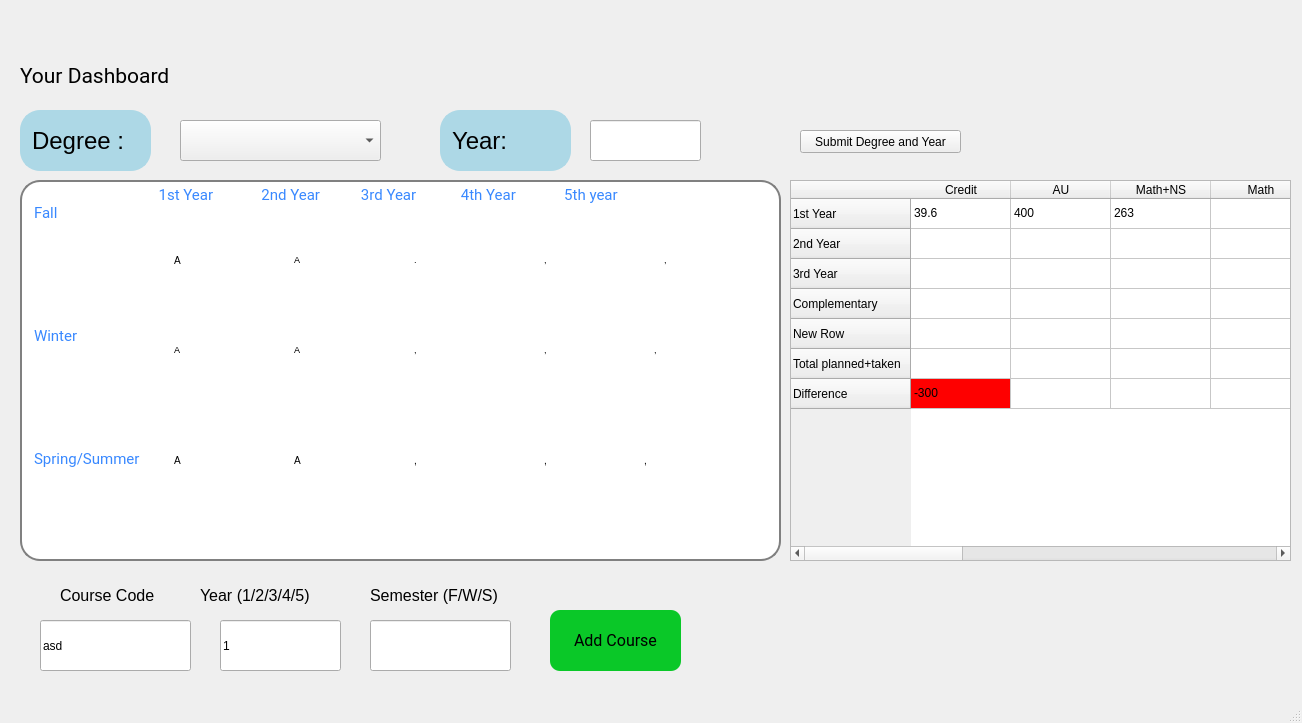
Above: 320projectGUI/dashboard.ui from jesslelu/320GroupProject before the change. Below: the same form after it.
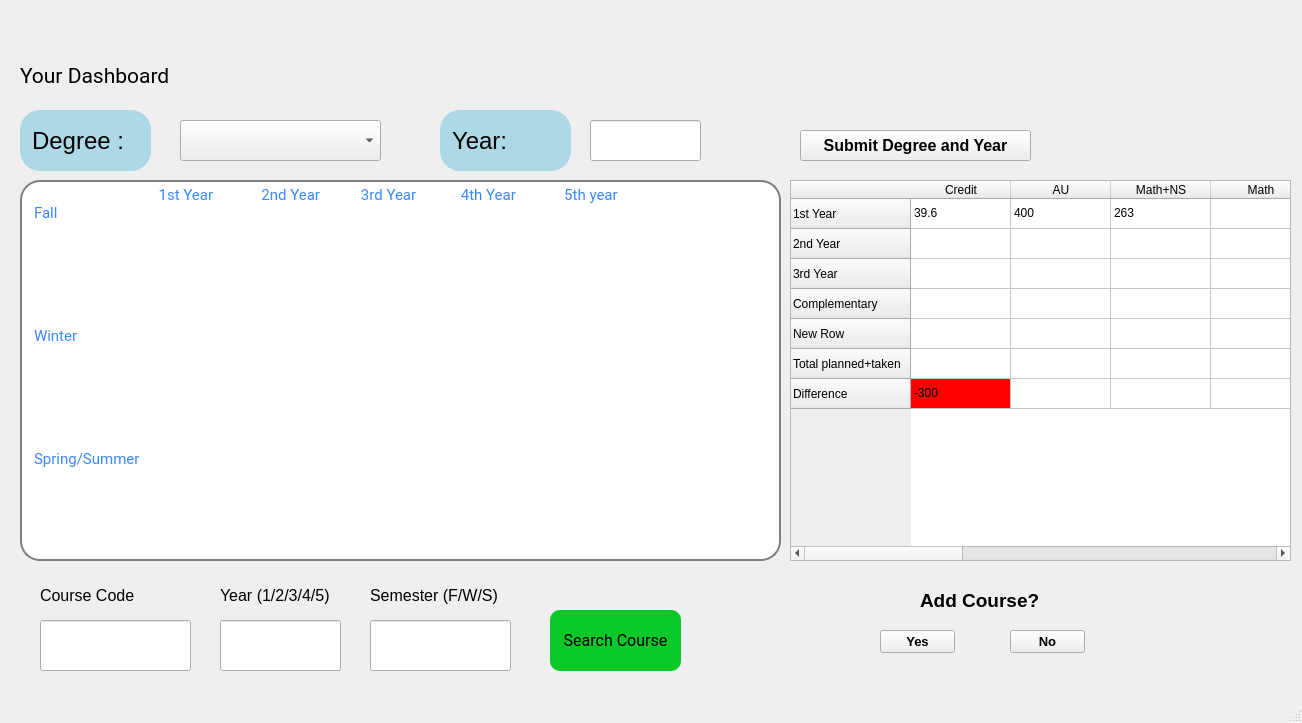
That is the form after the change.

Commit message: Update GUI with new functionality

Diff of the .ui file:
```diff
--- a/320projectGUI/dashboard.ui
+++ b/320projectGUI/dashboard.ui
@@ -106,7 +106,7 @@
 &lt;html&gt;&lt;head&gt;&lt;meta name=&quot;qrichtext&quot; content=&quot;1&quot; /&gt;&lt;style type=&quot;text/css&quot;&gt;
 p, li { white-space: pre-wrap; }
 &lt;/style&gt;&lt;/head&gt;&lt;body style=&quot; font-family:'MS Shell Dlg 2'; font-size:8.25pt; font-weight:400; font-style:normal;&quot;&gt;
-&lt;p style=&quot; margin-top:0px; margin-bottom:0px; margin-left:0px; margin-right:0px; -qt-block-indent:0; text-indent:0px;&quot;&gt;&lt;span style=&quot; font-size:7pt;&quot;&gt;,&lt;/span&gt;&lt;/p&gt;&lt;/body&gt;&lt;/html&gt;</string>
+&lt;p style=&quot;-qt-paragraph-type:empty; margin-top:0px; margin-bottom:0px; margin-left:0px; margin-right:0px; -qt-block-indent:0; text-indent:0px;&quot;&gt;&lt;br /&gt;&lt;/p&gt;&lt;/body&gt;&lt;/html&gt;</string>
     </property>
    </widget>
    <widget class="QLabel" name="label_5">
@@ -148,7 +148,7 @@
 &lt;html&gt;&lt;head&gt;&lt;meta name=&quot;qrichtext&quot; content=&quot;1&quot; /&gt;&lt;style type=&quot;text/css&quot;&gt;
 p, li { white-space: pre-wrap; }
 &lt;/style&gt;&lt;/head&gt;&lt;body style=&quot; font-family:'MS Shell Dlg 2'; font-size:8.25pt; font-weight:400; font-style:normal;&quot;&gt;
-&lt;p style=&quot; margin-top:0px; margin-bottom:0px; margin-left:0px; margin-right:0px; -qt-block-indent:0; text-indent:0px;&quot;&gt;&lt;span style=&quot; font-size:7.8pt;&quot;&gt;A&lt;/span&gt;&lt;/p&gt;&lt;/body&gt;&lt;/html&gt;</string>
+&lt;p style=&quot;-qt-paragraph-type:empty; margin-top:0px; margin-bottom:0px; margin-left:0px; margin-right:0px; -qt-block-indent:0; text-indent:0px;&quot;&gt;&lt;br /&gt;&lt;/p&gt;&lt;/body&gt;&lt;/html&gt;</string>
     </property>
    </widget>
    <widget class="QTextBrowser" name="textBrowser_16">
@@ -172,7 +172,7 @@
 &lt;html&gt;&lt;head&gt;&lt;meta name=&quot;qrichtext&quot; content=&quot;1&quot; /&gt;&lt;style type=&quot;text/css&quot;&gt;
 p, li { white-space: pre-wrap; }
 &lt;/style&gt;&lt;/head&gt;&lt;body style=&quot; font-family:'MS Shell Dlg 2'; font-size:8.25pt; font-weight:400; font-style:normal;&quot;&gt;
-&lt;p style=&quot; margin-top:0px; margin-bottom:0px; margin-left:0px; margin-right:0px; -qt-block-indent:0; text-indent:0px;&quot;&gt;&lt;span style=&quot; font-size:7.8pt;&quot;&gt;,&lt;/span&gt;&lt;/p&gt;&lt;/body&gt;&lt;/html&gt;</string>
+&lt;p style=&quot;-qt-paragraph-type:empty; margin-top:0px; margin-bottom:0px; margin-left:0px; margin-right:0px; -qt-block-indent:0; text-indent:0px;&quot;&gt;&lt;br /&gt;&lt;/p&gt;&lt;/body&gt;&lt;/html&gt;</string>
     </property>
    </widget>
    <widget class="QTextBrowser" name="textBrowser_6">
@@ -198,7 +198,7 @@
 &lt;html&gt;&lt;head&gt;&lt;meta name=&quot;qrichtext&quot; content=&quot;1&quot; /&gt;&lt;style type=&quot;text/css&quot;&gt;
 p, li { white-space: pre-wrap; }
 &lt;/style&gt;&lt;/head&gt;&lt;body style=&quot; font-family:'MS Shell Dlg 2'; font-size:8.25pt; font-weight:400; font-style:normal;&quot;&gt;
-&lt;p style=&quot; margin-top:0px; margin-bottom:0px; margin-left:0px; margin-right:0px; -qt-block-indent:0; text-indent:0px;&quot;&gt;&lt;span style=&quot; font-size:7pt;&quot;&gt;A&lt;/span&gt;&lt;/p&gt;&lt;/body&gt;&lt;/html&gt;</string>
+&lt;p style=&quot;-qt-paragraph-type:empty; margin-top:0px; margin-bottom:0px; margin-left:0px; margin-right:0px; -qt-block-indent:0; text-indent:0px;&quot;&gt;&lt;br /&gt;&lt;/p&gt;&lt;/body&gt;&lt;/html&gt;</string>
     </property>
    </widget>
    <widget class="QTextBrowser" name="textBrowser_9">
@@ -222,7 +222,7 @@
 &lt;html&gt;&lt;head&gt;&lt;meta name=&quot;qrichtext&quot; content=&quot;1&quot; /&gt;&lt;style type=&quot;text/css&quot;&gt;
 p, li { white-space: pre-wrap; }
 &lt;/style&gt;&lt;/head&gt;&lt;body style=&quot; font-family:'MS Shell Dlg 2'; font-size:8.25pt; font-weight:400; font-style:normal;&quot;&gt;
-&lt;p style=&quot; margin-top:0px; margin-bottom:0px; margin-left:0px; margin-right:0px; -qt-block-indent:0; text-indent:0px;&quot;&gt;&lt;span style=&quot; font-size:7pt;&quot;&gt;A&lt;/span&gt;&lt;/p&gt;&lt;/body&gt;&lt;/html&gt;</string>
+&lt;p style=&quot;-qt-paragraph-type:empty; margin-top:0px; margin-bottom:0px; margin-left:0px; margin-right:0px; -qt-block-indent:0; text-indent:0px;&quot;&gt;&lt;br /&gt;&lt;/p&gt;&lt;/body&gt;&lt;/html&gt;</string>
     </property>
    </widget>
    <widget class="QTextBrowser" name="textBrowser_14">
@@ -245,7 +245,7 @@
 &lt;html&gt;&lt;head&gt;&lt;meta name=&quot;qrichtext&quot; content=&quot;1&quot; /&gt;&lt;style type=&quot;text/css&quot;&gt;
 p, li { white-space: pre-wrap; }
 &lt;/style&gt;&lt;/head&gt;&lt;body style=&quot; font-family:'MS Shell Dlg 2'; font-size:8.25pt; font-weight:400; font-style:normal;&quot;&gt;
-&lt;p style=&quot; margin-top:0px; margin-bottom:0px; margin-left:0px; margin-right:0px; -qt-block-indent:0; text-indent:0px;&quot;&gt;&lt;span style=&quot; font-size:7pt;&quot;&gt;,&lt;/span&gt;&lt;/p&gt;&lt;/body&gt;&lt;/html&gt;</string>
+&lt;p style=&quot;-qt-paragraph-type:empty; margin-top:0px; margin-bottom:0px; margin-left:0px; margin-right:0px; -qt-block-indent:0; text-indent:0px;&quot;&gt;&lt;br /&gt;&lt;/p&gt;&lt;/body&gt;&lt;/html&gt;</string>
     </property>
    </widget>
    <widget class="QLineEdit" name="lineEdit_2">
@@ -258,7 +258,7 @@
      </rect>
     </property>
     <property name="text">
-     <string>1</string>
+     <string/>
     </property>
    </widget>
    <widget class="QTextBrowser" name="textBrowser_13">
@@ -282,7 +282,7 @@
 &lt;html&gt;&lt;head&gt;&lt;meta name=&quot;qrichtext&quot; content=&quot;1&quot; /&gt;&lt;style type=&quot;text/css&quot;&gt;
 p, li { white-space: pre-wrap; }
 &lt;/style&gt;&lt;/head&gt;&lt;body style=&quot; font-family:'MS Shell Dlg 2'; font-size:8.25pt; font-weight:400; font-style:normal;&quot;&gt;
-&lt;p style=&quot; margin-top:0px; margin-bottom:0px; margin-left:0px; margin-right:0px; -qt-block-indent:0; text-indent:0px;&quot;&gt;&lt;span style=&quot; font-size:7.8pt;&quot;&gt;,&lt;/span&gt;&lt;/p&gt;&lt;/body&gt;&lt;/html&gt;</string>
+&lt;p style=&quot;-qt-paragraph-type:empty; margin-top:0px; margin-bottom:0px; margin-left:0px; margin-right:0px; -qt-block-indent:0; text-indent:0px;&quot;&gt;&lt;br /&gt;&lt;/p&gt;&lt;/body&gt;&lt;/html&gt;</string>
     </property>
    </widget>
    <widget class="QTextBrowser" name="textBrowser">
@@ -307,7 +307,7 @@
 &lt;html&gt;&lt;head&gt;&lt;meta name=&quot;qrichtext&quot; content=&quot;1&quot; /&gt;&lt;style type=&quot;text/css&quot;&gt;
 p, li { white-space: pre-wrap; }
 &lt;/style&gt;&lt;/head&gt;&lt;body style=&quot; font-family:'MS Shell Dlg 2'; font-size:8.25pt; font-weight:400; font-style:normal;&quot;&gt;
-&lt;p style=&quot; margin-top:0px; margin-bottom:0px; margin-left:0px; margin-right:0px; -qt-block-indent:0; text-indent:0px;&quot;&gt;&lt;span style=&quot; font-size:7.8pt;&quot;&gt;A&lt;/span&gt;&lt;/p&gt;&lt;/body&gt;&lt;/html&gt;</string>
+&lt;p style=&quot;-qt-paragraph-type:empty; margin-top:0px; margin-bottom:0px; margin-left:0px; margin-right:0px; -qt-block-indent:0; text-indent:0px;&quot;&gt;&lt;br /&gt;&lt;/p&gt;&lt;/body&gt;&lt;/html&gt;</string>
     </property>
    </widget>
    <widget class="QTextBrowser" name="textBrowser_15">
@@ -330,7 +330,7 @@
 &lt;html&gt;&lt;head&gt;&lt;meta name=&quot;qrichtext&quot; content=&quot;1&quot; /&gt;&lt;style type=&quot;text/css&quot;&gt;
 p, li { white-space: pre-wrap; }
 &lt;/style&gt;&lt;/head&gt;&lt;body style=&quot; font-family:'MS Shell Dlg 2'; font-size:8.25pt; font-weight:400; font-style:normal;&quot;&gt;
-&lt;p style=&quot; margin-top:0px; margin-bottom:0px; margin-left:0px; margin-right:0px; -qt-block-indent:0; text-indent:0px;&quot;&gt;&lt;span style=&quot; font-size:7pt;&quot;&gt;,&lt;/span&gt;&lt;/p&gt;&lt;/body&gt;&lt;/html&gt;</string>
+&lt;p style=&quot;-qt-paragraph-type:empty; margin-top:0px; margin-bottom:0px; margin-left:0px; margin-right:0px; -qt-block-indent:0; text-indent:0px;&quot;&gt;&lt;br /&gt;&lt;/p&gt;&lt;/body&gt;&lt;/html&gt;</string>
     </property>
    </widget>
    <widget class="QTextBrowser" name="textBrowser_3">
@@ -353,7 +353,7 @@
 &lt;html&gt;&lt;head&gt;&lt;meta name=&quot;qrichtext&quot; content=&quot;1&quot; /&gt;&lt;style type=&quot;text/css&quot;&gt;
 p, li { white-space: pre-wrap; }
 &lt;/style&gt;&lt;/head&gt;&lt;body style=&quot; font-family:'MS Shell Dlg 2'; font-size:8.25pt; font-weight:400; font-style:normal;&quot;&gt;
-&lt;p style=&quot; margin-top:0px; margin-bottom:0px; margin-left:0px; margin-right:0px; -qt-block-indent:0; text-indent:0px;&quot;&gt;&lt;span style=&quot; font-size:7pt;&quot;&gt;.&lt;/span&gt;&lt;/p&gt;&lt;/body&gt;&lt;/html&gt;</string>
+&lt;p style=&quot;-qt-paragraph-type:empty; margin-top:0px; margin-bottom:0px; margin-left:0px; margin-right:0px; -qt-block-indent:0; text-indent:0px;&quot;&gt;&lt;br /&gt;&lt;/p&gt;&lt;/body&gt;&lt;/html&gt;</string>
     </property>
    </widget>
    <widget class="QTextBrowser" name="textBrowser_8">
@@ -377,7 +377,7 @@
 &lt;html&gt;&lt;head&gt;&lt;meta name=&quot;qrichtext&quot; content=&quot;1&quot; /&gt;&lt;style type=&quot;text/css&quot;&gt;
 p, li { white-space: pre-wrap; }
 &lt;/style&gt;&lt;/head&gt;&lt;body style=&quot; font-family:'MS Shell Dlg 2'; font-size:8.25pt; font-weight:400; font-style:normal;&quot;&gt;
-&lt;p style=&quot; margin-top:0px; margin-bottom:0px; margin-left:0px; margin-right:0px; -qt-block-indent:0; text-indent:0px;&quot;&gt;&lt;span style=&quot; font-size:7pt;&quot;&gt;A&lt;/span&gt;&lt;/p&gt;&lt;/body&gt;&lt;/html&gt;</string>
+&lt;p style=&quot;-qt-paragraph-type:empty; margin-top:0px; margin-bottom:0px; margin-left:0px; margin-right:0px; -qt-block-indent:0; text-indent:0px;&quot;&gt;&lt;br /&gt;&lt;/p&gt;&lt;/body&gt;&lt;/html&gt;</string>
     </property>
    </widget>
    <widget class="QTextBrowser" name="textBrowser_7">
@@ -401,7 +401,7 @@
 &lt;html&gt;&lt;head&gt;&lt;meta name=&quot;qrichtext&quot; content=&quot;1&quot; /&gt;&lt;style type=&quot;text/css&quot;&gt;
 p, li { white-space: pre-wrap; }
 &lt;/style&gt;&lt;/head&gt;&lt;body style=&quot; font-family:'MS Shell Dlg 2'; font-size:8.25pt; font-weight:400; font-style:normal;&quot;&gt;
-&lt;p style=&quot; margin-top:0px; margin-bottom:0px; margin-left:0px; margin-right:0px; -qt-block-indent:0; text-indent:0px;&quot;&gt;&lt;span style=&quot; font-size:7.8pt;&quot;&gt;A&lt;/span&gt;&lt;/p&gt;&lt;/body&gt;&lt;/html&gt;</string>
+&lt;p style=&quot;-qt-paragraph-type:empty; margin-top:0px; margin-bottom:0px; margin-left:0px; margin-right:0px; -qt-block-indent:0; text-indent:0px;&quot;&gt;&lt;br /&gt;&lt;/p&gt;&lt;/body&gt;&lt;/html&gt;</string>
     </property>
    </widget>
    <widget class="QLineEdit" name="lineEdit_3">
@@ -414,7 +414,7 @@
      </rect>
     </property>
     <property name="text">
-     <string>asd</string>
+     <string/>
     </property>
    </widget>
    <widget class="QTextBrowser" name="textBrowser_4">
@@ -437,7 +437,7 @@
 &lt;html&gt;&lt;head&gt;&lt;meta name=&quot;qrichtext&quot; content=&quot;1&quot; /&gt;&lt;style type=&quot;text/css&quot;&gt;
 p, li { white-space: pre-wrap; }
 &lt;/style&gt;&lt;/head&gt;&lt;body style=&quot; font-family:'MS Shell Dlg 2'; font-size:8.25pt; font-weight:400; font-style:normal;&quot;&gt;
-&lt;p style=&quot; margin-top:0px; margin-bottom:0px; margin-left:0px; margin-right:0px; -qt-block-indent:0; text-indent:0px;&quot;&gt;&lt;span style=&quot; font-size:7pt;&quot;&gt;,&lt;/span&gt;&lt;/p&gt;&lt;/body&gt;&lt;/html&gt;</string>
+&lt;p style=&quot;-qt-paragraph-type:empty; margin-top:0px; margin-bottom:0px; margin-left:0px; margin-right:0px; -qt-block-indent:0; text-indent:0px;&quot;&gt;&lt;br /&gt;&lt;/p&gt;&lt;/body&gt;&lt;/html&gt;</string>
     </property>
    </widget>
    <widget class="QPushButton" name="pushButton_2">
@@ -460,7 +460,7 @@
   border-radius: 10px;</string>
     </property>
     <property name="text">
-     <string>Add Course</string>
+     <string>Search Course</string>
     </property>
    </widget>
    <widget class="QTextBrowser" name="textBrowser_11">
@@ -483,7 +483,7 @@
 &lt;html&gt;&lt;head&gt;&lt;meta name=&quot;qrichtext&quot; content=&quot;1&quot; /&gt;&lt;style type=&quot;text/css&quot;&gt;
 p, li { white-space: pre-wrap; }
 &lt;/style&gt;&lt;/head&gt;&lt;body style=&quot; font-family:'MS Shell Dlg 2'; font-size:8.25pt; font-weight:400; font-style:normal;&quot;&gt;
-&lt;p style=&quot; margin-top:0px; margin-bottom:0px; margin-left:0px; margin-right:0px; -qt-block-indent:0; text-indent:0px;&quot;&gt;&lt;span style=&quot; font-size:7pt;&quot;&gt;,&lt;/span&gt;&lt;/p&gt;&lt;/body&gt;&lt;/html&gt;</string>
+&lt;p style=&quot;-qt-paragraph-type:empty; margin-top:0px; margin-bottom:0px; margin-left:0px; margin-right:0px; -qt-block-indent:0; text-indent:0px;&quot;&gt;&lt;br /&gt;&lt;/p&gt;&lt;/body&gt;&lt;/html&gt;</string>
     </property>
    </widget>
    <widget class="QTableWidget" name="tableWidget">
@@ -611,7 +611,7 @@
    <widget class="QLabel" name="label_4">
     <property name="geometry">
      <rect>
-      <x>200</x>
+      <x>220</x>
       <y>580</y>
       <width>151</width>
       <height>31</height>
@@ -647,7 +647,7 @@
 &lt;html&gt;&lt;head&gt;&lt;meta name=&quot;qrichtext&quot; content=&quot;1&quot; /&gt;&lt;style type=&quot;text/css&quot;&gt;
 p, li { white-space: pre-wrap; }
 &lt;/style&gt;&lt;/head&gt;&lt;body style=&quot; font-family:'MS Shell Dlg 2'; font-size:8.25pt; font-weight:400; font-style:normal;&quot;&gt;
-&lt;p style=&quot; margin-top:0px; margin-bottom:0px; margin-left:0px; margin-right:0px; -qt-block-indent:0; text-indent:0px;&quot;&gt;&lt;span style=&quot; font-size:7.8pt;&quot;&gt;,&lt;/span&gt;&lt;/p&gt;&lt;/body&gt;&lt;/html&gt;</string>
+&lt;p style=&quot;-qt-paragraph-type:empty; margin-top:0px; margin-bottom:0px; margin-left:0px; margin-right:0px; -qt-block-indent:0; text-indent:0px;&quot;&gt;&lt;br /&gt;&lt;/p&gt;&lt;/body&gt;&lt;/html&gt;</string>
     </property>
    </widget>
    <widget class="QLineEdit" name="lineEdit_4">
@@ -713,7 +713,7 @@
    <widget class="QLabel" name="label_3">
     <property name="geometry">
      <rect>
-      <x>60</x>
+      <x>40</x>
       <y>580</y>
       <width>121</width>
       <height>31</height>
@@ -784,14 +784,81 @@
      <rect>
       <x>800</x>
       <y>130</y>
-      <width>161</width>
-      <height>23</height>
+      <width>231</width>
+      <height>31</height>
      </rect>
     </property>
+    <property name="font">
+     <font>
+      <pointsize>12</pointsize>
+      <weight>75</weight>
+      <bold>true</bold>
+     </font>
+    </property>
     <property name="text">
      <string>Submit Degree and Year</string>
     </property>
    </widget>
+   <widget class="QPushButton" name="yesBtn">
+    <property name="geometry">
+     <rect>
+      <x>880</x>
+      <y>630</y>
+      <width>75</width>
+      <height>23</height>
+     </rect>
+    </property>
+    <property name="font">
+     <font>
+      <pointsize>10</pointsize>
+      <weight>75</weight>
+      <bold>true</bold>
+     </font>
+    </property>
+    <property name="text">
+     <string>Yes</string>
+    </property>
+   </widget>
+   <widget class="QPushButton" name="noBtn">
+    <property name="geometry">
+     <rect>
+      <x>1010</x>
+      <y>630</y>
+      <width>75</width>
+      <height>23</height>
+     </rect>
+    </property>
+    <property name="font">
+     <font>
+      <pointsize>10</pointsize>
+      <weight>75</weight>
+      <bold>true</bold>
+     </font>
+    </property>
+    <property name="text">
+     <string>No</string>
+    </property>
+   </widget>
+   <widget class="QLabel" name="addCourseLabel">
+    <property name="geometry">
+     <rect>
+      <x>920</x>
+      <y>590</y>
+      <width>131</width>
+      <height>21</height>
+     </rect>
+    </property>
+    <property name="font">
+     <font>
+      <pointsize>14</pointsize>
+      <weight>75</weight>
+      <bold>true</bold>
+     </font>
+    </property>
+    <property name="text">
+     <string>Add Course?</string>
+    </property>
+   </widget>
   </widget>
   <widget class="QMenuBar" name="menubar">
    <property name="geometry">
```
Left out of the diff: 10 changed lines with no effect on the pictures. The commit also changes 5 other files.
